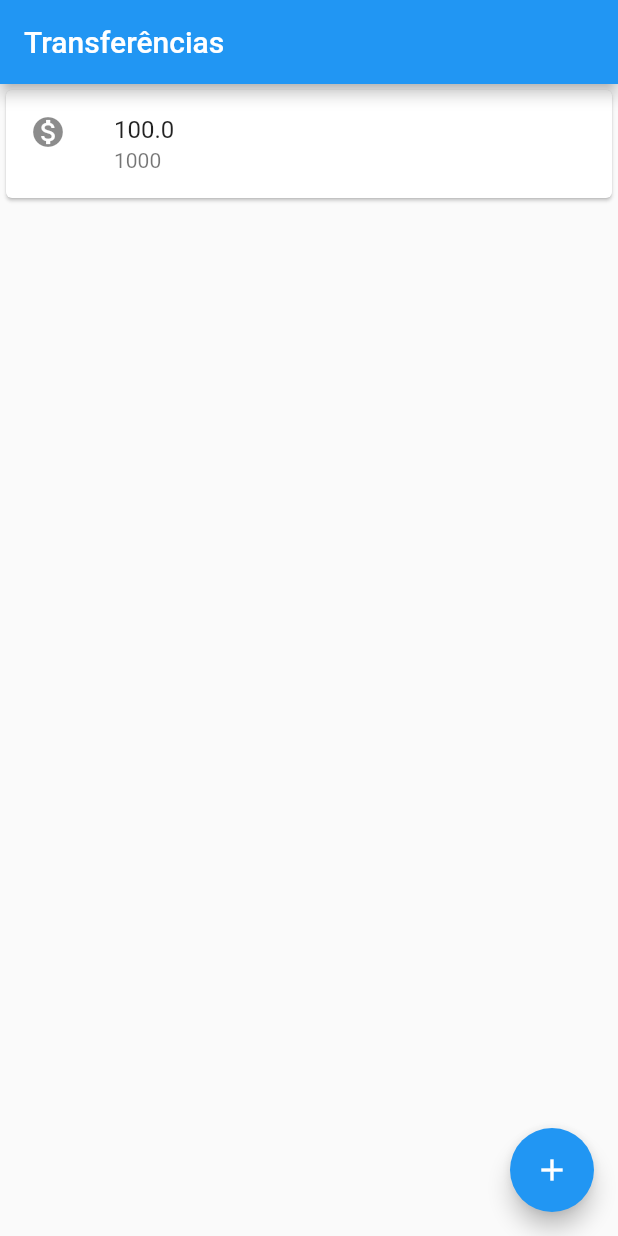
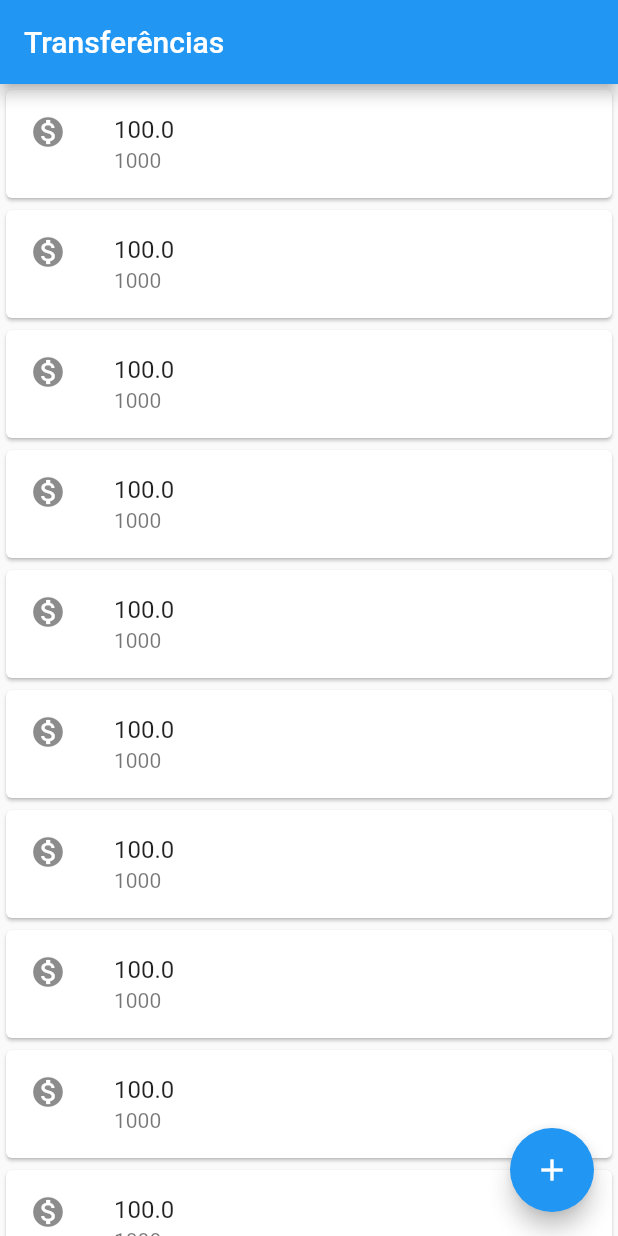
Before and after one commit to DevPrata/bytebankFlutter, a Flutter app: the screen it shows after launch, on a phone screen of 412 x 824 dp. Run offline on Flutter 3.47's test engine with Material 2 defaults, Android fonts, the phone set to English and light mode, and no system bars.

Commit message:
Trocando Column para ListView e retirando os debugPrint

```diff
--- a/lib/main.dart
+++ b/lib/main.dart
@@ -68,7 +68,6 @@ class FormularioTransferencia extends StatelessWidget {
     if (numeroConta != null && valor != null) {
       final transferenciaCriada = Transferencia(valor, numeroConta);
 
-      debugPrint('Criando transferencia');
       Navigator.pop(context,transferenciaCriada);
     }
   }
@@ -112,8 +111,19 @@ class ListaTransferencia extends StatelessWidget {
         title: Text('Transferências'),
       ),
 
-      body: Column(
+      body: ListView(
         children: <Widget>[
+          ItemTransferencia(Transferencia(100.0, 1000)),
+          ItemTransferencia(Transferencia(100.0, 1000)),
+          ItemTransferencia(Transferencia(100.0, 1000)),
+          ItemTransferencia(Transferencia(100.0, 1000)),
+          ItemTransferencia(Transferencia(100.0, 1000)),
+          ItemTransferencia(Transferencia(100.0, 1000)),
+          ItemTransferencia(Transferencia(100.0, 1000)),
+          ItemTransferencia(Transferencia(100.0, 1000)),
+          ItemTransferencia(Transferencia(100.0, 1000)),
+          ItemTransferencia(Transferencia(100.0, 1000)),
+          ItemTransferencia(Transferencia(100.0, 1000)),
           ItemTransferencia(Transferencia(100.0, 1000)),
         ],
       ),
@@ -136,12 +146,10 @@ class ListaTransferencia extends StatelessWidget {
     //Função assicrona onde tela futura voltar para tela inicial
     // e verificar se houve um valor retornado e assim receber esse valor para tela inicial
     future.then((transferenciaRecebida){
-      debugPrint('Chegou no then do future');
 
       final snackBar = SnackBar(content: Text('$transferenciaRecebida'), duration: Duration(seconds: 3),);
       Scaffold.of(context).showSnackBar(snackBar);
 
-      debugPrint('$transferenciaRecebida');
     });
   }
 
```
